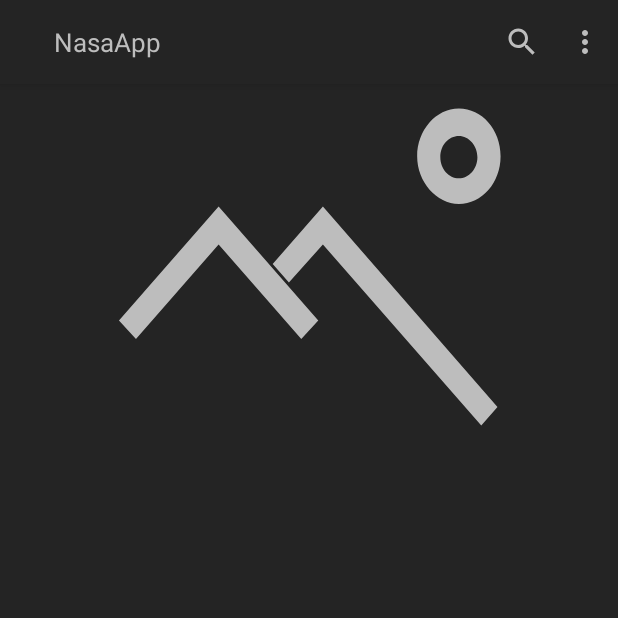
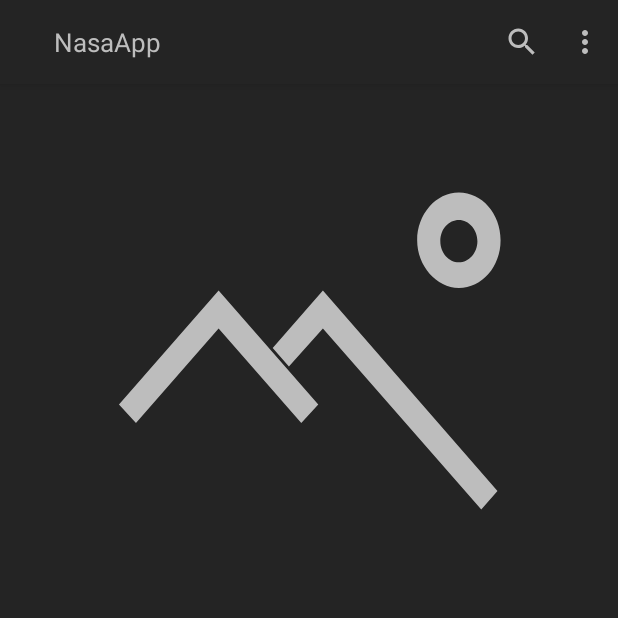
Before and after one commit to lddconf/material, an Android app: the screen it shows after launch (MainActivity), on a phone screen of 412 x 824 dp, the top half of it. Run offline under Robolectric (Android 15) with nearby library versions, the phone set to English and light mode, and no system bars; libraries missing offline, so code that uses them is left out: coil.api.load; pictures from the network do not load.

Commit message:
Прикрутил bottomsheet

```diff
--- a/app/src/main/res/layout/picture_of_the_day_fragment.xml
+++ b/app/src/main/res/layout/picture_of_the_day_fragment.xml
@@ -1,5 +1,5 @@
 <?xml version="1.0" encoding="utf-8"?>
-<androidx.coordinatorlayout.widget.CoordinatorLayout xmlns:android="http://schemas.android.com/apk/res/android"
+<androidx.constraintlayout.widget.ConstraintLayout xmlns:android="http://schemas.android.com/apk/res/android"
     xmlns:app="http://schemas.android.com/apk/res-auto"
     xmlns:tools="http://schemas.android.com/tools"
     android:layout_width="match_parent"
@@ -64,6 +64,13 @@
         </androidx.appcompat.widget.Toolbar>
     </com.google.android.material.appbar.AppBarLayout>
 
+    <androidx.coordinatorlayout.widget.CoordinatorLayout
+        android:layout_width="match_parent"
+        android:id="@+id/pod_details_layout"
+        android:layout_height="0dp"
+        app:layout_constraintTop_toBottomOf="@+id/app_bar"
+        app:layout_constraintBottom_toBottomOf="parent"
+        >
         <com.example.nasaapp.ui.util.EquilateralImageView
             android:id="@+id/image_view"
             android:layout_width="match_parent"
@@ -72,11 +79,12 @@
             android:contentDescription="@string/photo_of_the_day_stub"
             app:layout_constraintEnd_toEndOf="parent"
             app:layout_constraintStart_toStartOf="parent"
-        app:layout_constraintTop_toBottomOf="@id/app_bar"
+            app:layout_constraintTop_toBottomOf="parent"
             app:srcCompat="@drawable/ic_no_photo_vector" />
-
         <include
             android:id="@+id/bottom_sheet_pod_details"
             layout="@layout/bottom_sheet_pod_details" />
+    </androidx.coordinatorlayout.widget.CoordinatorLayout>
 
-</androidx.coordinatorlayout.widget.CoordinatorLayout>
+
+</androidx.constraintlayout.widget.ConstraintLayout>
```
Also changed, not shown: app/src/main/java/com/example/nasaapp/ui/PictureOfTheDayFragment.kt (+30 -5 lines). Lines whose indentation alone changed are shown as unchanged.
